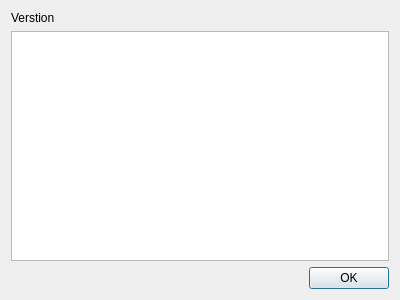
Qt form src/aboutdialog.ui (egor-demidov/soot-dem-gui) before a commit.
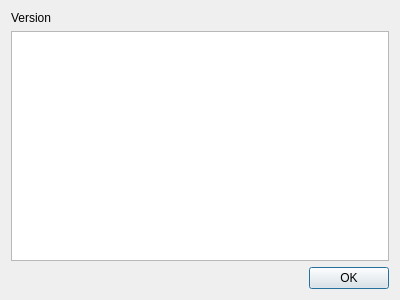
The same form after that commit.

Commit message: Fixed a typo, added a link to the feedback form

The edit to the form file:
```diff
--- a/src/aboutdialog.ui
+++ b/src/aboutdialog.ui
@@ -17,7 +17,7 @@
    <item>
     <widget class="QLabel" name="versionLabel">
      <property name="text">
-      <string>Verstion </string>
+      <string>Version </string>
      </property>
     </widget>
    </item>
```
The commit also changes 1 other file.
